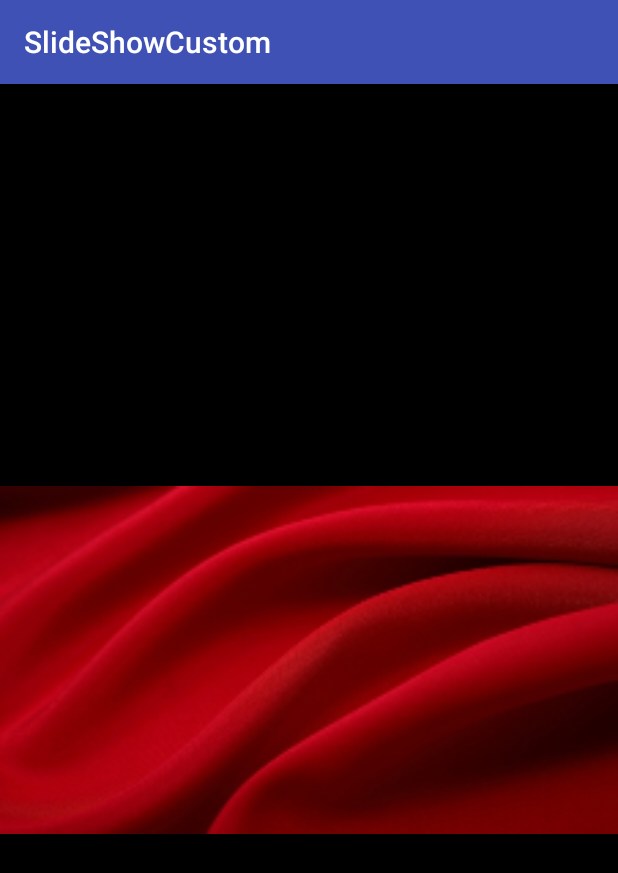
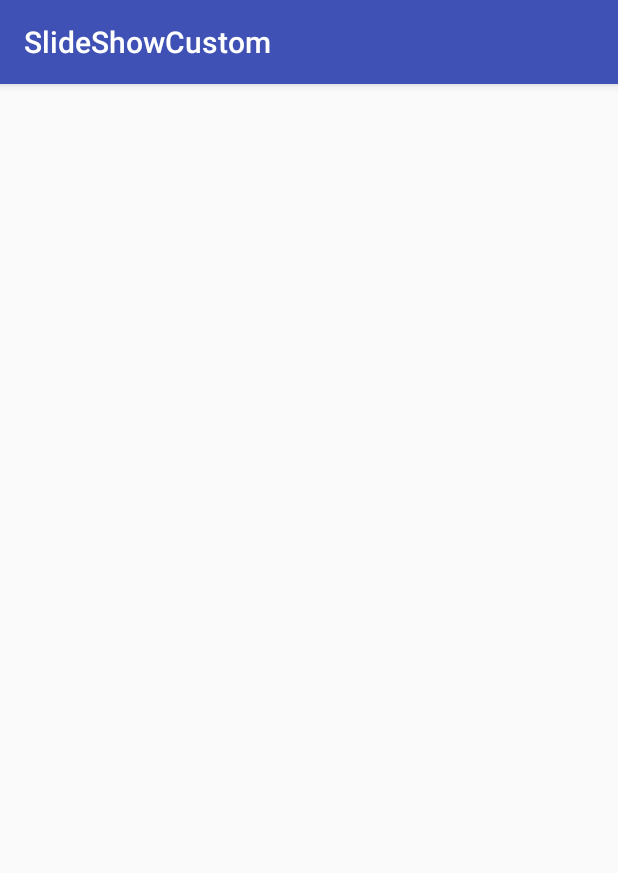
Before and after one commit to afoli/SlideShowCustom, an Android app: the screen it shows after launch (MainActivity), on a phone screen of 412 x 824 dp. Shown: the top 873 px of the screen. Run offline under Robolectric (Android 15) with nearby library versions, the phone set to English and light mode, and no system bars.

Commit message:
# deleted

```diff
--- a/app/src/main/java/ir/thebigbang/slideshowcustom/MainActivity.java
+++ b/app/src/main/java/ir/thebigbang/slideshowcustom/MainActivity.java
@@ -2,10 +2,6 @@ package ir.thebigbang.slideshowcustom;
 
 import android.os.Bundle;
 import android.support.v7.app.AppCompatActivity;
-import android.widget.LinearLayout;
-
-import ir.thebigbang.myslideshowlibrary.SlideView;
-import ir.thebigbang.myslideshowlibrary.viewcustom.Consts;
 
 public class MainActivity extends AppCompatActivity {
 
@@ -14,28 +10,5 @@ public class MainActivity extends AppCompatActivity {
         super.onCreate(savedInstanceState);
         setContentView(R.layout.activity_main);
 
-        int[] mResources = {
-                R.drawable.f_one,
-                R.drawable.f_two,
-                R.drawable.f_three,
-                R.drawable.f_four,
-                R.drawable.f_five,
-                R.drawable.f_six,
-                R.drawable.f_seven
-        };
-
-        SlideView slide = (SlideView) findViewById(R.id.slide_view);
-        slide.setWidthIndicator(LinearLayout.LayoutParams.WRAP_CONTENT);
-        slide.setHeightIndicator(LinearLayout.LayoutParams.WRAP_CONTENT);
-        slide.setPaddingIndicator(2);
-        slide.setActivity(this);
-        slide.setmResources(mResources);
-        slide.setColorIndicator(Consts.Colors.Grey);
-        slide.setColorIndicatorSelector(Consts.Colors.Blue);
-        slide.setIndicatorNormalTextSize(8);
-        slide.setIndicatorSelectedTextSize(11);
-        slide.setPageSwitcherTime(4);
-        slide.setPageTransformation(Consts.PageTransforms.RotationY);
-
     }
 }
--- a/app/src/main/res/layout/activity_main.xml
+++ b/app/src/main/res/layout/activity_main.xml
@@ -6,11 +6,4 @@
     android:orientation="vertical"
     tools:context="ir.thebigbang.slideshowcustom.MainActivity">
 
-
-    <ir.thebigbang.myslideshowlibrary.SlideView
-        android:id="@+id/slide_view"
-        android:layout_width="match_parent"
-        android:layout_height="match_parent"
-        android:background="@android:color/black" />
-
 </LinearLayout>
```
